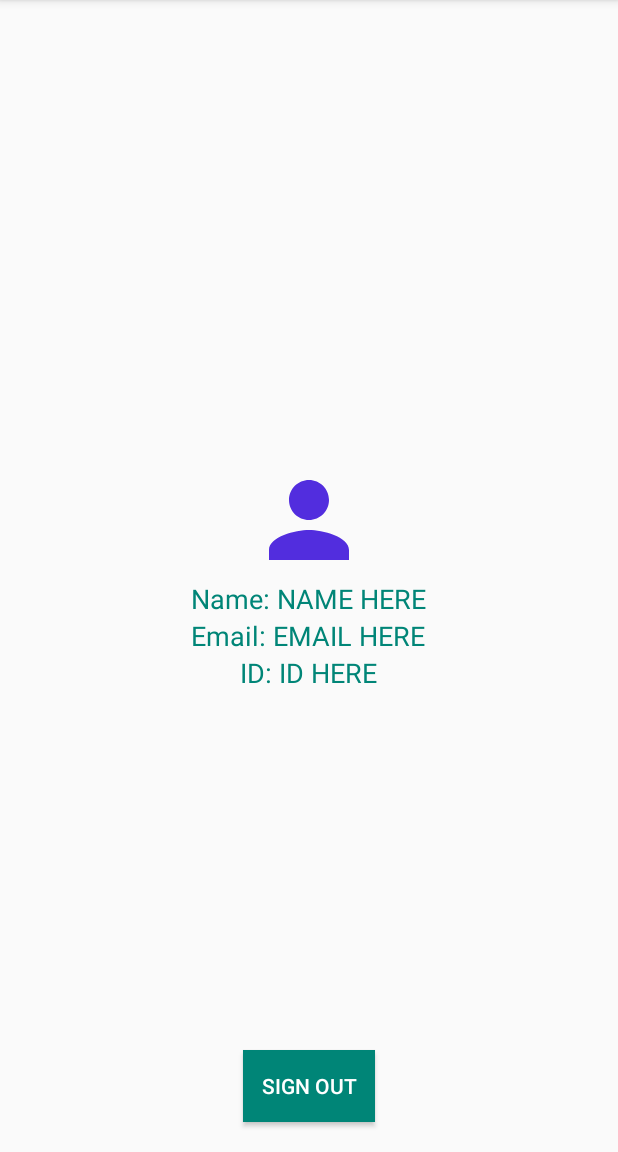
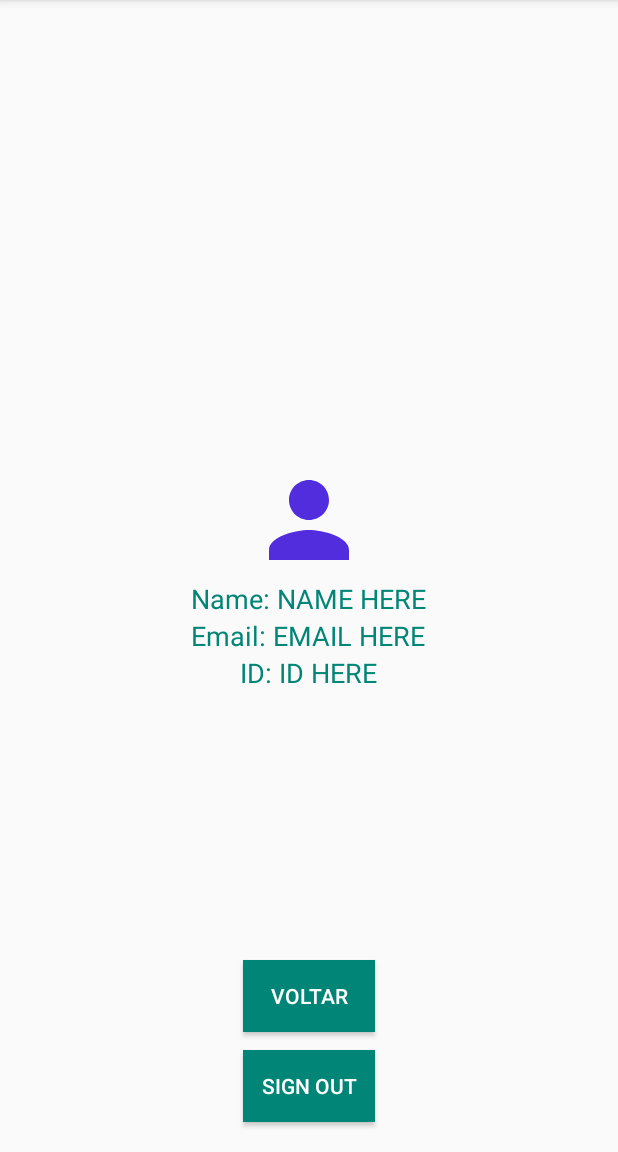
Before and after one commit to tsavio/psique, an Android app: the MainActivityPerfilPaciente screen opened directly, with no data from a screen before it, on a phone screen of 412 x 824 dp, the part 84-1236 px from its top. Run offline under Robolectric (Android 15) with nearby library versions, the phone set to English and light mode, and no system bars; our stand-ins replace Firebase (no records; nobody signed in at launch, a user with empty details on screens opened directly); pictures from the network do not load; 1 statement that could not run was skipped.

Commit message:
Reestruturação de Login 2 + BOTAO VOLTAR NA TELA DE MEU PERFIL

```diff
--- a/Psique_Mobile/app/src/main/java/com/example/psique_mobile/LoginPrincipal.java
+++ b/Psique_Mobile/app/src/main/java/com/example/psique_mobile/LoginPrincipal.java
@@ -80,6 +80,7 @@ public class LoginPrincipal extends AppCompatActivity {
     private void signIn() {
         Intent signInIntent = mGoogleSignInClient.getSignInIntent();
         startActivityForResult(signInIntent, RC_SIGN_IN);
+
     }
     @Override
     public void onActivityResult(int requestCode, int resultCode, Intent data) {
@@ -111,6 +112,7 @@ public class LoginPrincipal extends AppCompatActivity {
     private void inicializarComponentes() {
         btEntrar = (Button) findViewById(R.id.btEntrar);
         btncriarConta = (Button) findViewById(R.id.btncriarConta);
+      //  signInButton = findViewById(R.id.sign_in_button);
 
     }
 
@@ -119,6 +121,8 @@ public class LoginPrincipal extends AppCompatActivity {
         GoogleSignInAccount account = GoogleSignIn.getLastSignedInAccount(this);
         if (account != null) {
             startActivity(new Intent(LoginPrincipal.this, MainActivityPerfilPaciente.class));
+            finish();
+
         }
         super.onStart();
         auth = Conexao.getFirebaseAuth();
--- a/Psique_Mobile/app/src/main/java/com/example/psique_mobile/MainActivityPerfilPaciente.java
+++ b/Psique_Mobile/app/src/main/java/com/example/psique_mobile/MainActivityPerfilPaciente.java
@@ -28,7 +28,7 @@ import com.google.firebase.auth.FirebaseUser;
 public class MainActivityPerfilPaciente extends AppCompatActivity {
 
     GoogleSignInClient mGoogleSignInClient;
-    Button sign_out;
+    Button sign_out, btnVoltar;
     TextView nameTV;
     TextView emailTV;
     TextView idTV;
@@ -47,10 +47,10 @@ public class MainActivityPerfilPaciente extends AppCompatActivity {
         emailTV = findViewById(R.id.email);
         idTV = findViewById(R.id.id);
         photoIV = findViewById(R.id.photo);
+        btnVoltar = findViewById(R.id.btnVoltar);
 
         androidx.appcompat.app.ActionBar bar = getSupportActionBar();
         bar.setBackgroundDrawable(new ColorDrawable(Color.parseColor("#0e9cf3")));
-
 
 
         GoogleSignInOptions gso = new GoogleSignInOptions.Builder(GoogleSignInOptions.DEFAULT_SIGN_IN)
@@ -67,9 +67,9 @@ public class MainActivityPerfilPaciente extends AppCompatActivity {
             String personId = acct.getId();
             Uri personPhoto = acct.getPhotoUrl();
 
-            nameTV.setText("Name: "+personName);
-            emailTV.setText("Email: "+personEmail);
-            idTV.setText("ID: "+personId);
+            nameTV.setText("Name: " + personName);
+            emailTV.setText("Email: " + personEmail);
+            idTV.setText("ID: " + personId);
             Glide.with(this).load(personPhoto).into(photoIV);
         }
 
@@ -80,14 +80,27 @@ public class MainActivityPerfilPaciente extends AppCompatActivity {
             }
         });
 
+        btnVoltar.setOnClickListener(new View.OnClickListener() {
+            @Override
+            public void onClick(View v) {
+                Intent intent = new Intent(getApplicationContext(), MainActivityListadeMedicos.class);
+                startActivity(intent);
+                finish();
+            }
+        });
+
     }
+
     @Override
-    protected void onStart () {
+    protected void onStart() {
         super.onStart();
         auth = Conexao.getFirebaseAuth();
         user = Conexao.getFirebaseUser();
         verificaUser();
     }
+
+
+
 
     private void verificaUser() {
         if (user == null) {
@@ -100,12 +113,13 @@ public class MainActivityPerfilPaciente extends AppCompatActivity {
 
 
     private void signOut() {
-      mGoogleSignInClient.signOut()
+        mGoogleSignInClient.signOut()
                 .addOnCompleteListener(this, new OnCompleteListener<Void>() {
                     @Override
                     public void onComplete(@NonNull Task<Void> task) {
-                        Toast.makeText(MainActivityPerfilPaciente.this,"Successfully signed out",Toast.LENGTH_SHORT).show();
+                        Toast.makeText(MainActivityPerfilPaciente.this, "Successfully signed out", Toast.LENGTH_SHORT).show();
                         startActivity(new Intent(MainActivityPerfilPaciente.this, LoginPrincipal.class));
+
                         finish();
                     }
                 });
--- a/Psique_Mobile/app/src/main/res/layout/activity_main_perfil_paciente.xml
+++ b/Psique_Mobile/app/src/main/res/layout/activity_main_perfil_paciente.xml
@@ -58,4 +58,15 @@
         android:background="@color/colorPrimary"
         android:textColor="#fff"/>
 
+    <Button
+        android:id="@+id/btnVoltar"
+        android:text="Voltar"
+        android:layout_width="wrap_content"
+        android:layout_height="wrap_content"
+        android:layout_alignParentBottom="true"
+        android:layout_centerHorizontal="true"
+        android:layout_marginBottom="80dp"
+        android:background="@color/colorPrimary"
+        android:textColor="#fff"/>
+
 </RelativeLayout>
--- a/Psique_Mobile/app/src/main/res/menu/menu_cadastro_paciente.xml
+++ b/Psique_Mobile/app/src/main/res/menu/menu_cadastro_paciente.xml
@@ -15,4 +15,9 @@
         android:icon="@drawable/ic_delete"
         app:showAsAction="always"/>
 
+    <item android:id="@+id/voltar"
+        android:title="Voltar"
+        android:icon="@drawable/ic_voltar"
+        app:showAsAction="always"/>
+
 </menu>
--- a/Psique_Mobile/build.gradle
+++ b/Psique_Mobile/build.gradle
@@ -7,7 +7,7 @@ buildscript {
 
     }
     dependencies {
-        classpath 'com.android.tools.build:gradle:3.5.0'
+        classpath 'com.android.tools.build:gradle:3.5.1'
         classpath 'com.google.gms:google-services:4.2.0'
 
 
```
Also changed, not shown: Psique_Mobile/app/src/main/java/com/example/psique_mobile/CadastroPaciente.java (+13 -0 lines), Psique_Mobile/app/src/main/res/drawable-anydpi/ic_voltar.xml (added, +11 -0 lines), Psique_Mobile/app/src/main/res/drawable-hdpi/ic_voltar.png (added), Psique_Mobile/app/src/main/res/drawable-mdpi/ic_voltar.png (added), Psique_Mobile/app/src/main/res/drawable-xhdpi/ic_voltar.png (added), Psique_Mobile/app/src/main/res/drawable-xxhdpi/ic_voltar.png (added).
